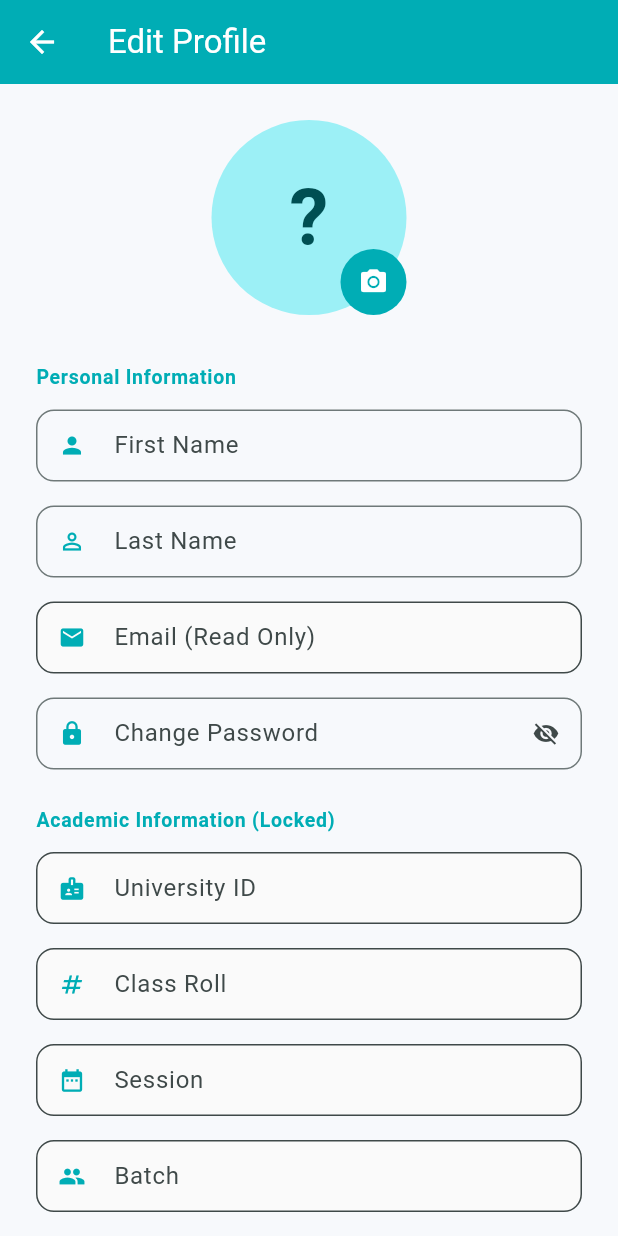
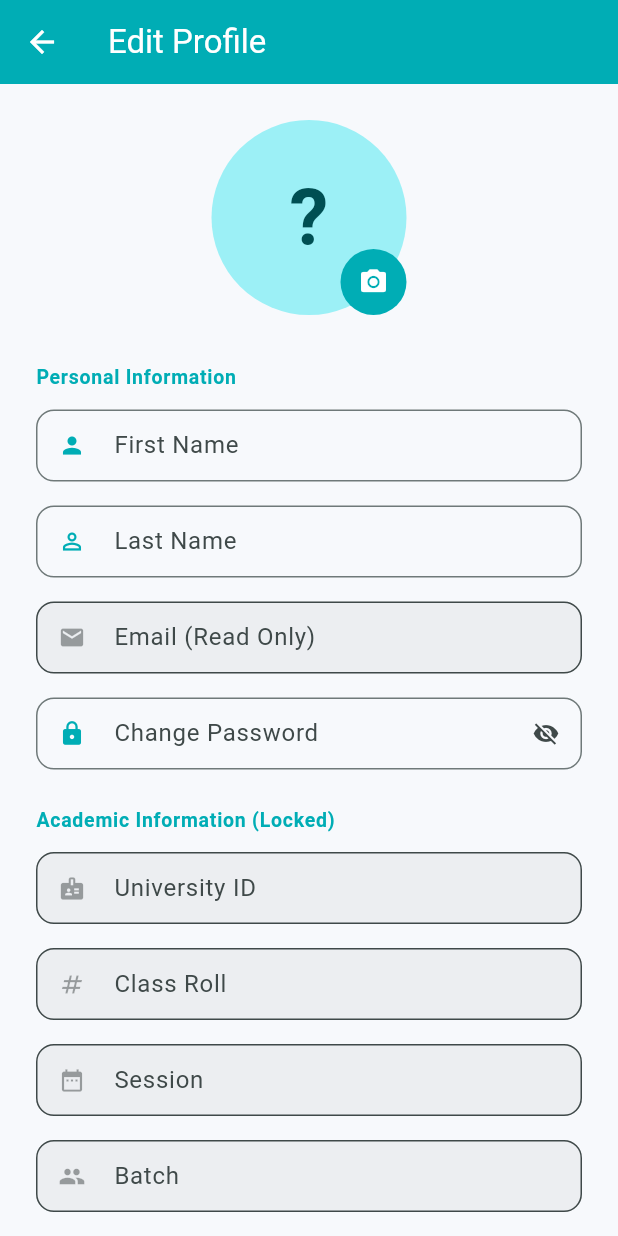
Before and after one commit to ImranHasan13421/ShEC-CSE, a Flutter app: the ProfileScreen screen opened directly, on a phone screen of 412 x 824 dp. Run offline on Flutter 3.47's test engine with Material 3 defaults, Android fonts, the phone set to English and light mode, and no system bars; our stand-ins replace flutter_dotenv, flutter_image_compress, flutter_local_notifications, google_nav_bar, hidden_drawer_menu, image_cropper and 3 more; missing offline and left inert: aws_s3_api; accounts and stored records are empty.

Commit message:
Update profile screen input decoration with theme-based read-only styling

```diff
--- a/lib/features/profile/screens/profile_screen.dart
+++ b/lib/features/profile/screens/profile_screen.dart
@@ -336,12 +336,16 @@ class _ProfileScreenState extends State<ProfileScreen> {
   }
 
   InputDecoration _inputDecoration(String label, IconData icon, {bool readOnly = false}) {
+    final colors = Theme.of(context).colorScheme;
     return InputDecoration(
       labelText: label,
-      prefixIcon: Icon(icon, color: Theme.of(context).colorScheme.primary),
+      prefixIcon: Icon(
+        icon,
+        color: readOnly ? colors.onSurface.withOpacity(0.4) : colors.primary,
+      ),
       border: OutlineInputBorder(borderRadius: BorderRadius.circular(12)),
       filled: readOnly,
-      fillColor: readOnly ? Colors.grey.shade50 : null,
+      fillColor: readOnly ? colors.onSurface.withOpacity(0.05) : null,
       isDense: true,
     );
   }
```
